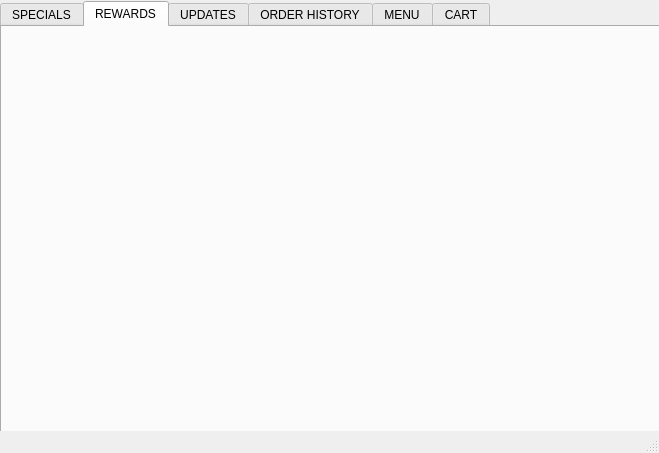
Old version of the form sonicApp/mainscreen.ui in the repository vuandy50/Assignment-4.
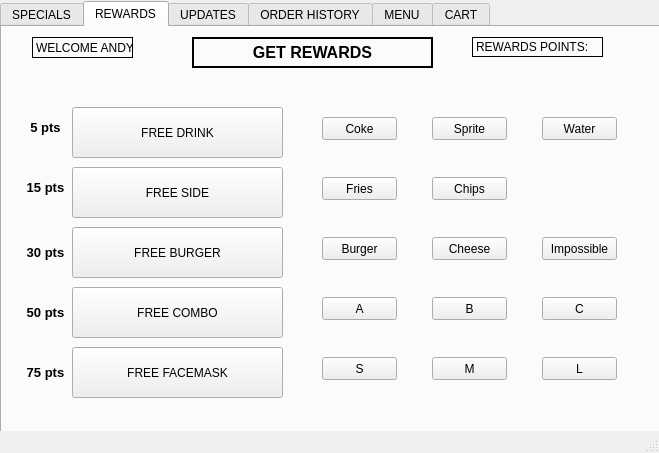
New version of the form. The open tabs and pages were chosen to show the change.

Commit message: Rewards (NO database)

What changed in the file:
```diff
--- a/sonicApp/mainscreen.ui
+++ b/sonicApp/mainscreen.ui
@@ -70,6 +70,406 @@
      <attribute name="title">
       <string>REWARDS</string>
      </attribute>
+     <widget class="QLabel" name="greetings">
+      <property name="geometry">
+       <rect>
+        <x>30</x>
+        <y>10</y>
+        <width>101</width>
+        <height>21</height>
+       </rect>
+      </property>
+      <property name="frameShape">
+       <enum>QFrame::Box</enum>
+      </property>
+      <property name="text">
+       <string>WELCOME ANDY!</string>
+      </property>
+      <property name="alignment">
+       <set>Qt::AlignLeading|Qt::AlignLeft|Qt::AlignVCenter</set>
+      </property>
+     </widget>
+     <widget class="QLabel" name="points">
+      <property name="geometry">
+       <rect>
+        <x>470</x>
+        <y>10</y>
+        <width>131</width>
+        <height>20</height>
+       </rect>
+      </property>
+      <property name="frameShape">
+       <enum>QFrame::Box</enum>
+      </property>
+      <property name="text">
+       <string>REWARDS POINTS:</string>
+      </property>
+     </widget>
+     <widget class="QLabel" name="label_17">
+      <property name="geometry">
+       <rect>
+        <x>190</x>
+        <y>10</y>
+        <width>241</width>
+        <height>31</height>
+       </rect>
+      </property>
+      <property name="frameShape">
+       <enum>QFrame::Box</enum>
+      </property>
+      <property name="lineWidth">
+       <number>2</number>
+      </property>
+      <property name="text">
+       <string>&lt;html&gt;&lt;head/&gt;&lt;body&gt;&lt;p&gt;&lt;span style=&quot; font-size:12pt; font-weight:600;&quot;&gt;GET REWARDS&lt;/span&gt;&lt;/p&gt;&lt;/body&gt;&lt;/html&gt;</string>
+      </property>
+      <property name="alignment">
+       <set>Qt::AlignCenter</set>
+      </property>
+     </widget>
+     <widget class="QPushButton" name="freeDrink">
+      <property name="geometry">
+       <rect>
+        <x>70</x>
+        <y>80</y>
+        <width>211</width>
+        <height>51</height>
+       </rect>
+      </property>
+      <property name="text">
+       <string>FREE DRINK</string>
+      </property>
+     </widget>
+     <widget class="QPushButton" name="freeSide">
+      <property name="geometry">
+       <rect>
+        <x>70</x>
+        <y>140</y>
+        <width>211</width>
+        <height>51</height>
+       </rect>
+      </property>
+      <property name="text">
+       <string>FREE SIDE</string>
+      </property>
+     </widget>
+     <widget class="QPushButton" name="freeBurger">
+      <property name="geometry">
+       <rect>
+        <x>70</x>
+        <y>200</y>
+        <width>211</width>
+        <height>51</height>
+       </rect>
+      </property>
+      <property name="text">
+       <string>FREE BURGER</string>
+      </property>
+     </widget>
+     <widget class="QPushButton" name="freeCombo">
+      <property name="geometry">
+       <rect>
+        <x>70</x>
+        <y>260</y>
+        <width>211</width>
+        <height>51</height>
+       </rect>
+      </property>
+      <property name="text">
+       <string>FREE COMBO</string>
+      </property>
+     </widget>
+     <widget class="QPushButton" name="freeMask">
+      <property name="geometry">
+       <rect>
+        <x>70</x>
+        <y>320</y>
+        <width>211</width>
+        <height>51</height>
+       </rect>
+      </property>
+      <property name="text">
+       <string>FREE FACEMASK</string>
+      </property>
+     </widget>
+     <widget class="QLabel" name="pts1">
+      <property name="geometry">
+       <rect>
+        <x>20</x>
+        <y>80</y>
+        <width>47</width>
+        <height>41</height>
+       </rect>
+      </property>
+      <property name="text">
+       <string>&lt;html&gt;&lt;head/&gt;&lt;body&gt;&lt;p&gt;&lt;span style=&quot; font-size:10pt; font-weight:600;&quot;&gt;5 pts&lt;/span&gt;&lt;/p&gt;&lt;/body&gt;&lt;/html&gt;</string>
+      </property>
+      <property name="alignment">
+       <set>Qt::AlignCenter</set>
+      </property>
+     </widget>
+     <widget class="QLabel" name="pts2">
+      <property name="geometry">
+       <rect>
+        <x>20</x>
+        <y>140</y>
+        <width>47</width>
+        <height>41</height>
+       </rect>
+      </property>
+      <property name="text">
+       <string>&lt;html&gt;&lt;head/&gt;&lt;body&gt;&lt;p&gt;&lt;span style=&quot; font-size:10pt; font-weight:600;&quot;&gt;15 pts&lt;/span&gt;&lt;/p&gt;&lt;/body&gt;&lt;/html&gt;</string>
+      </property>
+      <property name="alignment">
+       <set>Qt::AlignCenter</set>
+      </property>
+     </widget>
+     <widget class="QLabel" name="pts3">
+      <property name="geometry">
+       <rect>
+        <x>20</x>
+        <y>200</y>
+        <width>47</width>
+        <height>51</height>
+       </rect>
+      </property>
+      <property name="text">
+       <string>&lt;html&gt;&lt;head/&gt;&lt;body&gt;&lt;p&gt;&lt;span style=&quot; font-size:10pt; font-weight:600;&quot;&gt;30 pts&lt;/span&gt;&lt;/p&gt;&lt;/body&gt;&lt;/html&gt;</string>
+      </property>
+      <property name="alignment">
+       <set>Qt::AlignCenter</set>
+      </property>
+     </widget>
+     <widget class="QLabel" name="pts4">
+      <property name="geometry">
+       <rect>
+        <x>20</x>
+        <y>260</y>
+        <width>47</width>
+        <height>51</height>
+       </rect>
+      </property>
+      <property name="text">
+       <string>&lt;html&gt;&lt;head/&gt;&lt;body&gt;&lt;p&gt;&lt;span style=&quot; font-size:10pt; font-weight:600;&quot;&gt;50 pts&lt;/span&gt;&lt;/p&gt;&lt;/body&gt;&lt;/html&gt;</string>
+      </property>
+      <property name="alignment">
+       <set>Qt::AlignCenter</set>
+      </property>
+     </widget>
+     <widget class="QLabel" name="pts5">
+      <property name="geometry">
+       <rect>
+        <x>20</x>
+        <y>320</y>
+        <width>47</width>
+        <height>51</height>
+       </rect>
+      </property>
+      <property name="text">
+       <string>&lt;html&gt;&lt;head/&gt;&lt;body&gt;&lt;p&gt;&lt;span style=&quot; font-size:10pt; font-weight:600;&quot;&gt;75 pts&lt;/span&gt;&lt;/p&gt;&lt;/body&gt;&lt;/html&gt;</string>
+      </property>
+      <property name="alignment">
+       <set>Qt::AlignCenter</set>
+      </property>
+     </widget>
+     <widget class="QPushButton" name="cokeButton">
+      <property name="geometry">
+       <rect>
+        <x>320</x>
+        <y>90</y>
+        <width>75</width>
+        <height>23</height>
+       </rect>
+      </property>
+      <property name="text">
+       <string>Coke</string>
+      </property>
+     </widget>
+     <widget class="QPushButton" name="spriteButton">
+      <property name="geometry">
+       <rect>
+        <x>430</x>
+        <y>90</y>
+        <width>75</width>
+        <height>23</height>
+       </rect>
+      </property>
+      <property name="text">
+       <string>Sprite</string>
+      </property>
+     </widget>
+     <widget class="QPushButton" name="waterButton">
+      <property name="geometry">
+       <rect>
+        <x>540</x>
+        <y>90</y>
+        <width>75</width>
+        <height>23</height>
+       </rect>
+      </property>
+      <property name="text">
+       <string>Water</string>
+      </property>
+     </widget>
+     <widget class="QPushButton" name="friesButton">
+      <property name="geometry">
+       <rect>
+        <x>320</x>
+        <y>150</y>
+        <width>75</width>
+        <height>23</height>
+       </rect>
+      </property>
+      <property name="text">
+       <string>Fries</string>
+      </property>
+     </widget>
+     <widget class="QPushButton" name="chipsButton">
+      <property name="geometry">
+       <rect>
+        <x>430</x>
+        <y>150</y>
+        <width>75</width>
+        <height>23</height>
+       </rect>
+      </property>
+      <property name="text">
+       <string>Chips</string>
+      </property>
+     </widget>
+     <widget class="QPushButton" name="burgerButton">
+      <property name="geometry">
+       <rect>
+        <x>320</x>
+        <y>210</y>
+        <width>75</width>
+        <height>23</height>
+       </rect>
+      </property>
+      <property name="text">
+       <string>Burger</string>
+      </property>
+     </widget>
+     <widget class="QPushButton" name="cheeseButton">
+      <property name="geometry">
+       <rect>
+        <x>430</x>
+        <y>210</y>
+        <width>75</width>
+        <height>23</height>
+       </rect>
+      </property>
+      <property name="text">
+       <string>Cheese</string>
+      </property>
+     </widget>
+     <widget class="QPushButton" name="impButton">
+      <property name="geometry">
+       <rect>
+        <x>540</x>
+        <y>210</y>
+        <width>75</width>
+        <height>23</height>
+       </rect>
+      </property>
+      <property name="text">
+       <string>Impossible</string>
+      </property>
+     </widget>
+     <widget class="QPushButton" name="AButton">
+      <property name="geometry">
+       <rect>
+        <x>320</x>
+        <y>270</y>
+        <width>75</width>
+        <height>23</height>
+       </rect>
+      </property>
+      <property name="text">
+       <string>A</string>
+      </property>
+     </widget>
+     <widget class="QPushButton" name="BButton">
+      <property name="geometry">
+       <rect>
+        <x>430</x>
+        <y>270</y>
+        <width>75</width>
+        <height>23</height>
+       </rect>
+      </property>
+      <property name="text">
+       <string>B</string>
+      </property>
+     </widget>
+     <widget class="QPushButton" name="CButton">
+      <property name="geometry">
+       <rect>
+        <x>540</x>
+        <y>270</y>
+        <width>75</width>
+        <height>23</height>
+       </rect>
+      </property>
+      <property name="text">
+       <string>C</string>
+      </property>
+     </widget>
+     <widget class="QPushButton" name="SButton">
+      <property name="geometry">
+       <rect>
+        <x>320</x>
+        <y>330</y>
+        <width>75</width>
+        <height>23</height>
+       </rect>
+      </property>
+      <property name="text">
+       <string>S</string>
+      </property>
+     </widget>
+     <widget class="QPushButton" name="MButton">
+      <property name="geometry">
+       <rect>
+        <x>430</x>
+        <y>330</y>
+        <width>75</width>
+        <height>23</height>
+       </rect>
+      </property>
+      <property name="text">
+       <string>M</string>
+      </property>
+     </widget>
+     <widget class="QPushButton" name="LButton">
+      <property name="geometry">
+       <rect>
+        <x>540</x>
+        <y>330</y>
+        <width>75</width>
+        <height>23</height>
+       </rect>
+      </property>
+      <property name="text">
+       <string>L</string>
+      </property>
+     </widget>
+     <widget class="QLabel" name="directions">
+      <property name="geometry">
+       <rect>
+        <x>70</x>
+        <y>50</y>
+        <width>541</width>
+        <height>16</height>
+       </rect>
+      </property>
+      <property name="text">
+       <string/>
+      </property>
+      <property name="alignment">
+       <set>Qt::AlignCenter</set>
+      </property>
+     </widget>
     </widget>
     <widget class="QWidget" name="update">
      <attribute name="title">
```
The commit also changes 12 other files.
